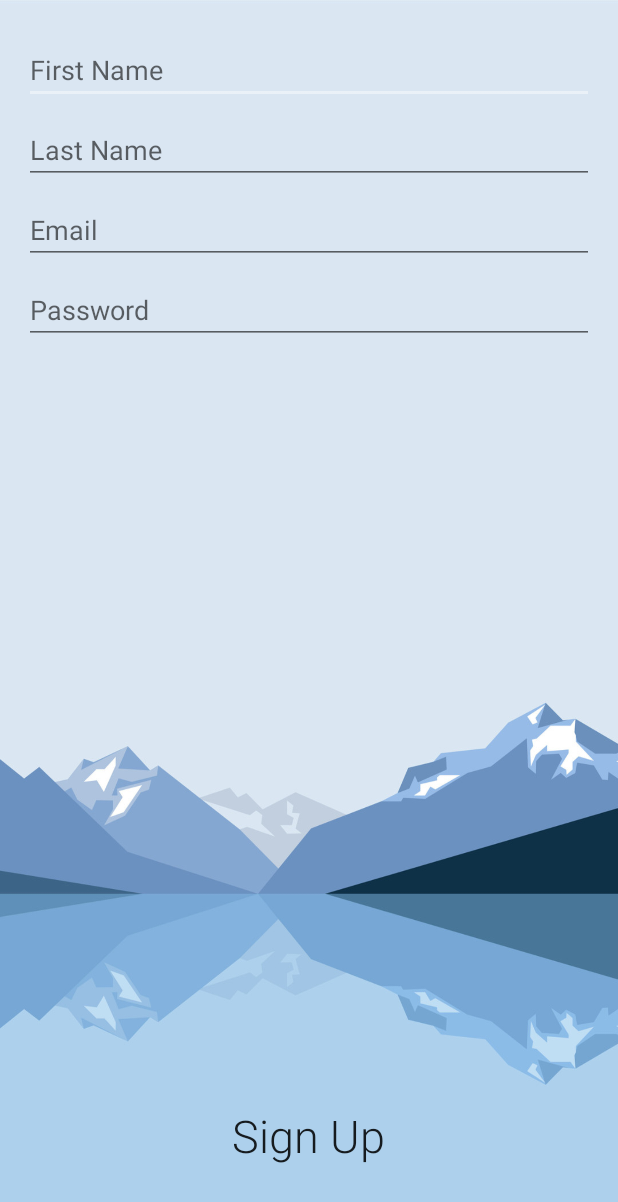
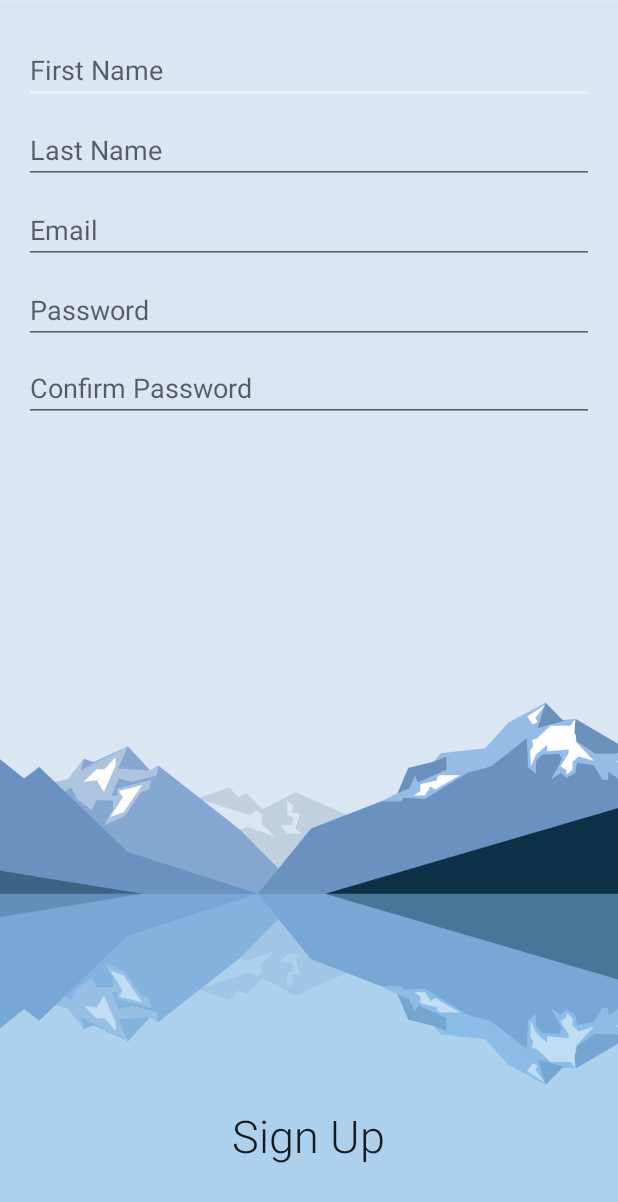
Before and after one commit to Diegodlt/DoSomething, an Android app: the Create_Account screen opened directly, with no data from a screen before it, on a phone screen of 412 x 824 dp. Shown: the top 1202 px of the screen. Run offline under Robolectric (Android 15) with nearby library versions, the phone set to English and light mode, and no system bars; our stand-ins replace Firebase (no records; nobody signed in at launch, a user with empty details on screens opened directly).

Commit message:
Created a confirm password field on the sign-up page and specified conditions on create_account.java

```diff
--- a/app/src/main/java/group6/spring16/cop4656/floridapoly/Create_Account.java
+++ b/app/src/main/java/group6/spring16/cop4656/floridapoly/Create_Account.java
@@ -32,11 +32,13 @@ public class Create_Account extends AppCompatActivity {
     private TextView lastNameField;
     private TextView userEmailField;
     private TextView passwordField;
+    private TextView confirmPasswordField;
 
     private String firstName;
     private String lastName;
     private String email;
     private String password;
+    private String confirmPassword;
 
     @Override
     protected void onCreate(Bundle savedInstanceState) {
@@ -50,6 +52,7 @@ public class Create_Account extends AppCompatActivity {
         lastNameField  = findViewById(R.id.lastName);
         userEmailField = findViewById(R.id.email);
         passwordField  = findViewById(R.id.password);
+        confirmPasswordField = findViewById(R.id.confirmPassword);
         signUpButton   = findViewById(R.id.signUpButton);
 
         signUpButton.setOnClickListener(new View.OnClickListener() {
@@ -58,8 +61,16 @@ public class Create_Account extends AppCompatActivity {
                 getTextFromFields();
 
                 if (!firstName.isEmpty() && !lastName.isEmpty() &&
-                    !email.isEmpty() && !password.isEmpty()) {
-                    createUser();
+                    !email.isEmpty() && !password.isEmpty() && !confirmPassword.isEmpty()) {
+                    if (password.equals(confirmPassword)){
+                        createUser();
+
+                    }
+                    else {
+                        Toast.makeText(Create_Account.this,
+                                "Password fields do not match",
+                                Toast.LENGTH_SHORT).show();
+                    }
                 }
                 else {
                     Toast.makeText(Create_Account.this,
@@ -76,6 +87,7 @@ public class Create_Account extends AppCompatActivity {
         lastName  = lastNameField.getText().toString().trim();
         email     = userEmailField.getText().toString().trim();
         password  = passwordField.getText().toString().trim();
+        confirmPassword = confirmPasswordField.getText().toString().trim();
     }
 
     private void createUser(){
--- a/app/src/main/res/layout/create_account_activity.xml
+++ b/app/src/main/res/layout/create_account_activity.xml
@@ -57,6 +57,19 @@
         app:layout_constraintStart_toStartOf="@+id/email"
         app:layout_constraintTop_toBottomOf="@+id/email" />
 
+    <EditText
+        android:id="@+id/confirmPassword"
+        android:layout_width="0dp"
+        android:layout_height="wrap_content"
+        android:layout_marginTop="60dp"
+        android:ems="10"
+        android:hint="@string/confirm_password"
+        android:inputType="textPassword"
+        app:layout_constraintEnd_toEndOf="@+id/email"
+        app:layout_constraintHorizontal_bias="0.0"
+        app:layout_constraintStart_toStartOf="@+id/email"
+        app:layout_constraintTop_toBottomOf="@+id/email" />
+
     <Button
         android:id="@+id/signUpButton"
         android:layout_width="294dp"
--- a/app/src/main/res/values/strings.xml
+++ b/app/src/main/res/values/strings.xml
@@ -6,6 +6,7 @@
 
     <string name="hint_username">Email</string>
     <string name="hint_password">Password</string>
+    <string name="confirm_password">Confirm Password</string>
     <string name="fName">First Name</string>
     <string name="lName">Last Name</string>
     <string name="email">Email</string>
```
